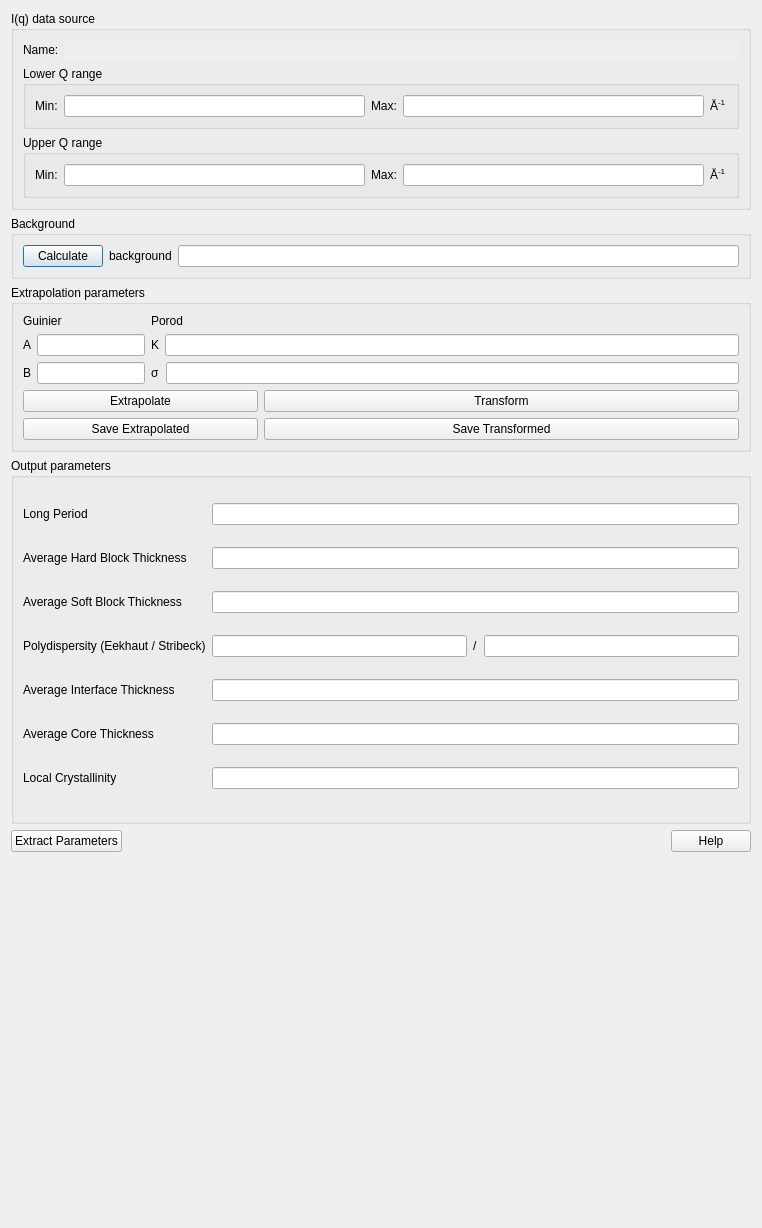
SasView/sasview, file src/sas/qtgui/Perspectives/Corfunc/UI/CorfuncPanel.ui: the form before one commit.
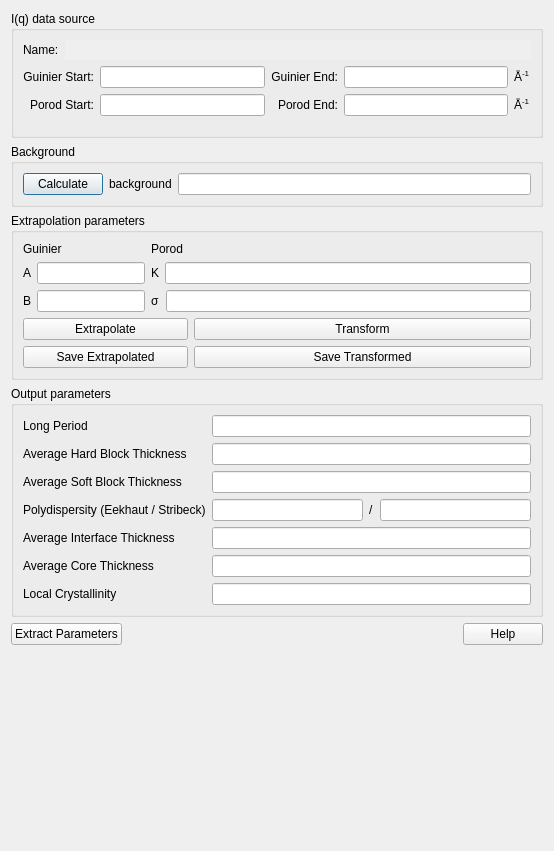
The form after the commit.

Commit message: Shrunk top fields

```diff
--- a/src/sas/qtgui/Perspectives/Corfunc/UI/CorfuncPanel.ui
+++ b/src/sas/qtgui/Perspectives/Corfunc/UI/CorfuncPanel.ui
@@ -6,8 +6,8 @@
    <rect>
     <x>0</x>
     <y>0</y>
-    <width>762</width>
-    <height>1228</height>
+    <width>554</width>
+    <height>851</height>
    </rect>
   </property>
   <property name="sizePolicy">
@@ -94,21 +94,21 @@
        </layout>
       </item>
       <item row="1" column="0">
-       <widget class="QGroupBox" name="groupBox_2">
-        <property name="title">
-         <string>Lower Q range</string>
-        </property>
         <layout class="QGridLayout" name="gridLayout">
+        <property name="bottomMargin">
+         <number>10</number>
+        </property>
          <item row="0" column="0">
-          <layout class="QHBoxLayout" name="horizontalLayout">
-           <item>
             <widget class="QLabel" name="lblTotalQMin">
              <property name="text">
-              <string>Min:</string>
+           <string>Guinier Start:</string>
+          </property>
+          <property name="alignment">
+           <set>Qt::AlignRight|Qt::AlignTrailing|Qt::AlignVCenter</set>
              </property>
             </widget>
            </item>
-           <item>
+        <item row="0" column="1">
             <widget class="QLineEdit" name="txtLowerQMin">
              <property name="enabled">
               <bool>true</bool>
@@ -121,14 +121,24 @@
              </property>
             </widget>
            </item>
-           <item>
+        <item row="0" column="4">
+         <widget class="QLabel" name="lblTotalQUnits">
+          <property name="text">
+           <string>&lt;html&gt;&lt;head/&gt;&lt;body&gt;&lt;p&gt;Å&lt;span style=&quot; vertical-align:super;&quot;&gt;-1&lt;/span&gt;&lt;/p&gt;&lt;/body&gt;&lt;/html&gt;</string>
+          </property>
+         </widget>
+        </item>
+        <item row="0" column="2">
             <widget class="QLabel" name="lblTotalQMax">
              <property name="text">
-              <string>Max:</string>
+           <string>Guinier End:</string>
+          </property>
+          <property name="alignment">
+           <set>Qt::AlignRight|Qt::AlignTrailing|Qt::AlignVCenter</set>
              </property>
             </widget>
            </item>
-           <item>
+        <item row="0" column="3">
             <widget class="QLineEdit" name="txtLowerQMax">
              <property name="enabled">
               <bool>true</bool>
@@ -141,34 +151,17 @@
              </property>
             </widget>
            </item>
-           <item>
-            <widget class="QLabel" name="lblTotalQUnits">
-             <property name="text">
-              <string>&lt;html&gt;&lt;head/&gt;&lt;body&gt;&lt;p&gt;Å&lt;span style=&quot; vertical-align:super;&quot;&gt;-1&lt;/span&gt;&lt;/p&gt;&lt;/body&gt;&lt;/html&gt;</string>
-             </property>
-            </widget>
-           </item>
-          </layout>
-         </item>
-        </layout>
-       </widget>
-      </item>
-      <item row="2" column="0">
-       <widget class="QGroupBox" name="groupBox_6">
-        <property name="title">
-         <string>Upper Q range</string>
-        </property>
-        <layout class="QGridLayout" name="gridLayout_5">
-         <item row="0" column="0">
-          <layout class="QHBoxLayout" name="horizontalLayout_3">
-           <item>
+        <item row="1" column="0">
             <widget class="QLabel" name="lblTotalQMin_2">
              <property name="text">
-              <string>Min:</string>
+           <string>Porod Start:</string>
+          </property>
+          <property name="alignment">
+           <set>Qt::AlignRight|Qt::AlignTrailing|Qt::AlignVCenter</set>
              </property>
             </widget>
            </item>
-           <item>
+        <item row="1" column="1">
             <widget class="QLineEdit" name="txtUpperQMin">
              <property name="enabled">
               <bool>true</bool>
@@ -181,14 +174,17 @@
              </property>
             </widget>
            </item>
-           <item>
+        <item row="1" column="2">
             <widget class="QLabel" name="lblTotalQMax_2">
              <property name="text">
-              <string>Max:</string>
+           <string>Porod End:</string>
+          </property>
+          <property name="alignment">
+           <set>Qt::AlignRight|Qt::AlignTrailing|Qt::AlignVCenter</set>
              </property>
             </widget>
            </item>
-           <item>
+        <item row="1" column="3">
             <widget class="QLineEdit" name="txtUpperQMax">
              <property name="enabled">
               <bool>true</bool>
@@ -201,7 +197,7 @@
              </property>
             </widget>
            </item>
-           <item>
+        <item row="1" column="4">
             <widget class="QLabel" name="lblTotalQUnits_2">
              <property name="text">
               <string>&lt;html&gt;&lt;head/&gt;&lt;body&gt;&lt;p&gt;Å&lt;span style=&quot; vertical-align:super;&quot;&gt;-1&lt;/span&gt;&lt;/p&gt;&lt;/body&gt;&lt;/html&gt;</string>
@@ -209,9 +205,6 @@
             </widget>
            </item>
           </layout>
-         </item>
-        </layout>
-       </widget>
       </item>
      </layout>
     </widget>
```
Lines whose indentation alone changed are shown as unchanged.
